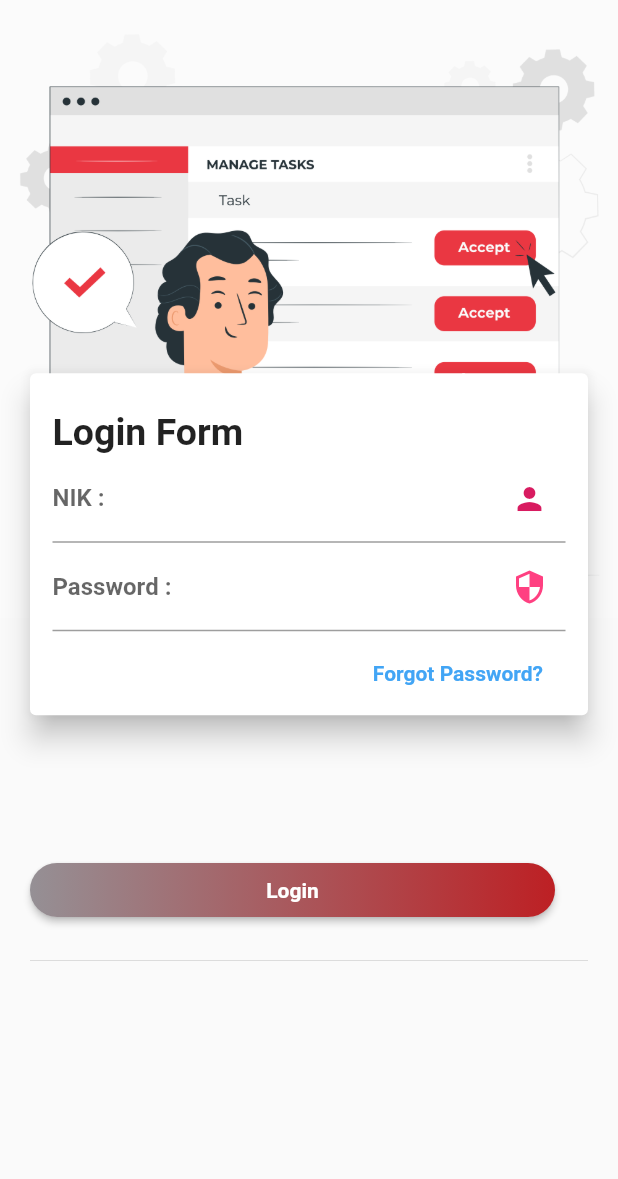
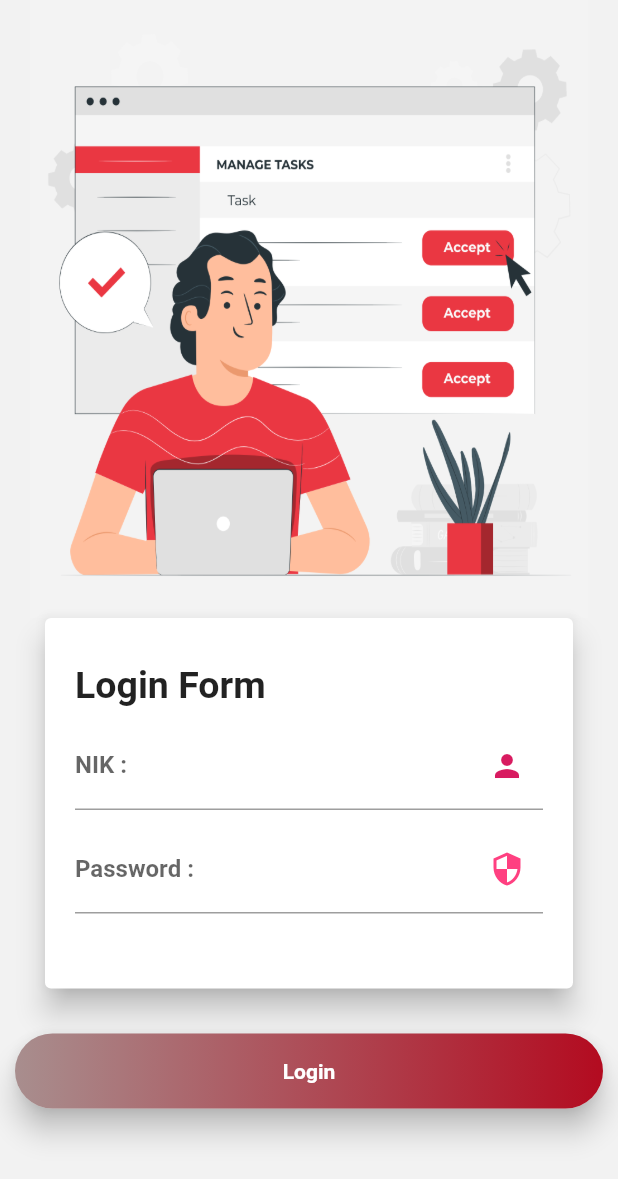
Before and after one commit to syahjamal/lge_app, a Flutter app: the screen it shows after launch, after a tap on "Get Started", on a phone screen of 412 x 824 dp. Shown: the top 1179 px of the screen. Run offline on Flutter 3.47's test engine with Material 2 defaults, Android fonts, the phone set to English and light mode, and no system bars.

Commit message:
change styling to mode tablet

```diff
--- a/lib/get_started.dart
+++ b/lib/get_started.dart
@@ -13,7 +13,7 @@ class GetStarted extends StatelessWidget {
             //===Start-Komentar-1: Gambar===
             Container(
               margin: EdgeInsets.only(left: 2, right: 2),
-              height: MediaQuery.of(context).size.height / 2.7,
+              height: MediaQuery.of(context).size.height / 2.2,
               decoration: BoxDecoration(
                   color: Colors.white10,
                   image:
@@ -60,7 +60,7 @@ class GetStarted extends StatelessWidget {
                   ),
                   constraints: const BoxConstraints(
                     minWidth: 150.0,
-                    minHeight: 36.0,
+                    minHeight: 50.0,
                   ),
                   alignment: Alignment.center,
                   child: const Text(
@@ -72,22 +72,6 @@ class GetStarted extends StatelessWidget {
                 ),
               ),
             ),
-            //===End Komentar-3===
-            //===Start Komentar-4===
-            Spacer(),
-            Container(
-              width: double.infinity,
-              decoration: BoxDecoration(
-                borderRadius: BorderRadius.only(
-                  topLeft: Radius.circular(30),
-                  topRight: Radius.circular(30),
-                ),
-                color: Colors.white
-              ),
-              // child: Image(
-              //   image: AssetImage('images/lge.png'),
-              // ),
-            ),
           ],
         ),
       ),
--- a/lib/home.dart
+++ b/lib/home.dart
@@ -68,12 +68,13 @@ Widget bgHeaderHome() {
 Widget submitButton(BuildContext context) {
   return Container(
     margin: const EdgeInsets.all(20.0),
-    child: Column(
-      children: <Widget>[
-        Row(
-          children: <Widget>[
+    child: Padding(
+        padding: const EdgeInsets.only(left: 10, right: 10, top: 20, bottom: 10),
         // ignore: deprecated_member_use
-            RaisedButton(
+        child: Flexible(
+          // ignore: deprecated_member_use
+          child: RaisedButton(
+            elevation: 8,
             onPressed: () {
               Navigator.pushNamed(context, '/model');
             },
@@ -81,37 +82,28 @@ Widget submitButton(BuildContext context) {
               borderRadius: BorderRadius.circular(80.0),
             ),
             padding: const EdgeInsets.all(0.0),
-              child: Ink(
+            child: Container(
               decoration: const BoxDecoration(
                 gradient: LinearGradient(
-                    colors: <Color>[Color(0xFF959095), Color(0xFFBD2024)],
+                  colors: <Color>[Color(0xffa88e8e), Color(0xFFB30B20)],
                 ),
-                  borderRadius: BorderRadius.all(Radius.circular(80.0)),
+                borderRadius: BorderRadius.all(
+                  Radius.circular(80.0),
                 ),
-                child: Container(
+              ),
               constraints: const BoxConstraints(
-                    minWidth: 350.0,
-                    minHeight: 36.0,
+                minWidth: 150.0,
+                minHeight: 50.0,
               ),
               alignment: Alignment.center,
               child: const Text(
                 'Submit',
                 textAlign: TextAlign.center,
                 style: TextStyle(
-                      color: Colors.white,
-                      fontWeight: FontWeight.bold,
+                    color: Colors.white, fontWeight: FontWeight.bold),
               ),
             ),
           ),
-              ),
-            )
-          ],
-        ),
-        Padding(
-          padding: EdgeInsets.only(top: 15),
-        ),
-        Divider()
-      ],
-    ),
+        )),
   );
 }
--- a/lib/login.dart
+++ b/lib/login.dart
@@ -1,124 +1,38 @@
 import 'package:flutter/material.dart';
+import 'package:flutter/cupertino.dart';
 
 class Login extends StatelessWidget {
   @override
   Widget build(BuildContext context) {
     return Scaffold(
-      body: MediaQuery.of(context).orientation == Orientation.landscape
-          ? SingleChildScrollView(child: ContentArea())
-          : ContentArea(),
-    );
-  }
-}
-
-class ContentArea extends StatelessWidget {
-  const ContentArea({
-    Key key,
-  }) : super(key: key);
-
-  @override
-  Widget build(BuildContext context) {
-    return Column(
-      mainAxisSize: MainAxisSize.min,
+      body: Container(
+        color: Color(0xFFF2F2F2),
+        child: Column(
+          crossAxisAlignment: CrossAxisAlignment.center,
           children: <Widget>[
-        //===KOMENTAR-1===
-        FormLogin(),
-
-        //===Komentar-2===
+            //===Start-Komentar-1: Gambar===
             Flexible(
-          flex: 1,
               child: Container(
-            margin: const EdgeInsets.all(20.0),
-            child: Column(
-              children: <Widget>[
-                Row(
-                  children: <Widget>[
-                    // ignore: deprecated_member_use
-                    RaisedButton(
-                      onPressed: () {
-                        Navigator.pushNamed(context, '/home');
-                      },
-                      shape: RoundedRectangleBorder(
-                        borderRadius: BorderRadius.circular(80.0),
-                      ),
-                      padding: const EdgeInsets.all(0.0),
-                      child: Ink(
-                        decoration: const BoxDecoration(
-                          gradient: LinearGradient(
-                            colors: <Color>[
-                              Color(0xFF959095),
-                              Color(0xFFBD2024)
-                            ],
-                          ),
-                          borderRadius: BorderRadius.all(
-                            Radius.circular(80.0)
-                          ),
-                        ),
-                        child: Container(
-                          constraints: const BoxConstraints(
-                            minWidth: 350.0,
-                            minHeight: 36.0,
-                          ),
-                          alignment: Alignment.center,
-                          child: const Text(
-                            'Login',
-                            textAlign: TextAlign.center,
-                            style: TextStyle(
-                              color: Colors.white,
-                              fontWeight: FontWeight.bold,
-                            ),
-                          ),
-                        ),
-                      ),
-                    )
-                  ],
-                ),
-                Padding(
-                    padding: EdgeInsets.only(top:15),
-                ),
-                Divider()
-              ],
-            ),
-          ),
-        )
-      ],
-    );
-  }
-}
-
-class FormLogin extends StatelessWidget {
-  const FormLogin({
-    Key key,
-  }) : super(key: key);
-
-  @override
-  Widget build(BuildContext context) {
-    return Flexible(
-      flex: 2,
-      child: Stack(
-        children: <Widget>[
-          Container(
-            height: MediaQuery.of(context).size.height,
-          ),
-          Container(
+                margin: EdgeInsets.only(left: 20, right: 20),
                 height: MediaQuery.of(context).size.height / 2,
                 decoration: BoxDecoration(
                     color: Colors.white10,
                     image: DecorationImage(
                         image: AssetImage('images/header_login.png'),
-                fit: BoxFit.fill,
+                        fit: BoxFit.fill)),
               ),
             ),
-          ),
-          Positioned(
-            top: MediaQuery.of(context).size.height / 3.6,
-            child: Container(
+            //===END-Komentar-1===
+            //==Start Komentar-2===
+            Container(
                 width: MediaQuery.of(context).size.width,
+                child: Flexible(
                   child: Card(
-                margin: const EdgeInsets.all(20.0),
+                    margin: const EdgeInsets.only(
+                        right: 30.0, left: 30.0, bottom: 10.0),
                     elevation: 8,
                     child: Padding(
-                  padding: const EdgeInsets.all(15.0),
+                      padding: const EdgeInsets.all(20.0),
                       child: Column(
                         crossAxisAlignment: CrossAxisAlignment.start,
                         children: <Widget>[
@@ -132,7 +46,9 @@ class FormLogin extends StatelessWidget {
                               ),
                             ),
                           ),
-                      TextField(
+                          Padding(
+                            padding: const EdgeInsets.only(top: 10),
+                            child: TextField(
                               decoration: InputDecoration(
                                 suffixIcon: Icon(
                                   Icons.person,
@@ -149,7 +65,10 @@ class FormLogin extends StatelessWidget {
                                 ),
                               ),
                             ),
-                      TextField(
+                          ),
+                          Padding(
+                            padding: const EdgeInsets.only(top: 10, bottom: 30),
+                            child: TextField(
                               decoration: InputDecoration(
                                 suffixIcon: Icon(
                                   Icons.security,
@@ -166,27 +85,54 @@ class FormLogin extends StatelessWidget {
                                 ),
                               ),
                             ),
+                          ),
+                        ],
+                      ),
+                    ),
+                  ),
+                )),
+            //==End Komentar-2===
+            //==Start Komentar-3==
             Padding(
-                          padding: const EdgeInsets.only(
-                              top: 20, bottom: 5, right: 15.0),
-                          child: Align(
-                            alignment: Alignment.bottomRight,
-                            child: Text(
-                              "Forgot Password?",
+                padding: const EdgeInsets.only(left: 10, right: 10, top: 20, bottom: 10),
+                // ignore: deprecated_member_use
+                child: Flexible(
+                  // ignore: deprecated_member_use
+                  child: RaisedButton(
+                    elevation: 8,
+                    onPressed: () {
+                      Navigator.pushNamed(context, '/home');
+                    },
+                    shape: RoundedRectangleBorder(
+                      borderRadius: BorderRadius.circular(80.0),
+                    ),
+                    padding: const EdgeInsets.all(0.0),
+                    child: Container(
+                      decoration: const BoxDecoration(
+                        gradient: LinearGradient(
+                          colors: <Color>[Color(0xffa88e8e), Color(0xFFB30B20)],
+                        ),
+                        borderRadius: BorderRadius.all(
+                          Radius.circular(80.0),
+                        ),
+                      ),
+                      constraints: const BoxConstraints(
+                        minWidth: 150.0,
+                        minHeight: 50.0,
+                      ),
+                      alignment: Alignment.center,
+                      child: const Text(
+                        'Login',
+                        textAlign: TextAlign.center,
                         style: TextStyle(
-                                color: Colors.blue[400],
-                                fontWeight: FontWeight.bold,
+                            color: Colors.white, fontWeight: FontWeight.bold),
+                      ),
                     ),
                   ),
                 )),
           ],
         ),
       ),
-              ),
-            ),
-          )
-        ],
-      ),
     );
   }
 }
--- a/lib/model_change_sheet.dart
+++ b/lib/model_change_sheet.dart
@@ -80,7 +80,7 @@ Widget summaryData() {
     left: 26,
 
     child: Container(
-      width: 340,
+      width: 545,
       height: 120,
 
       decoration: BoxDecoration(
```
Lines whose indentation alone changed are shown as unchanged.
